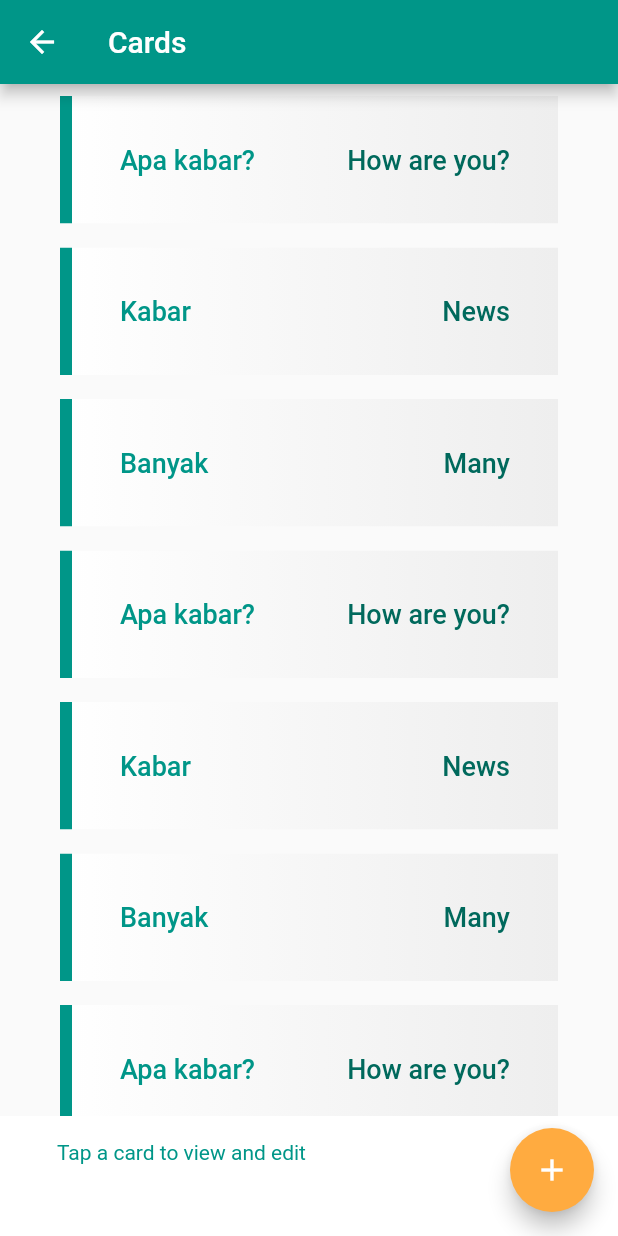
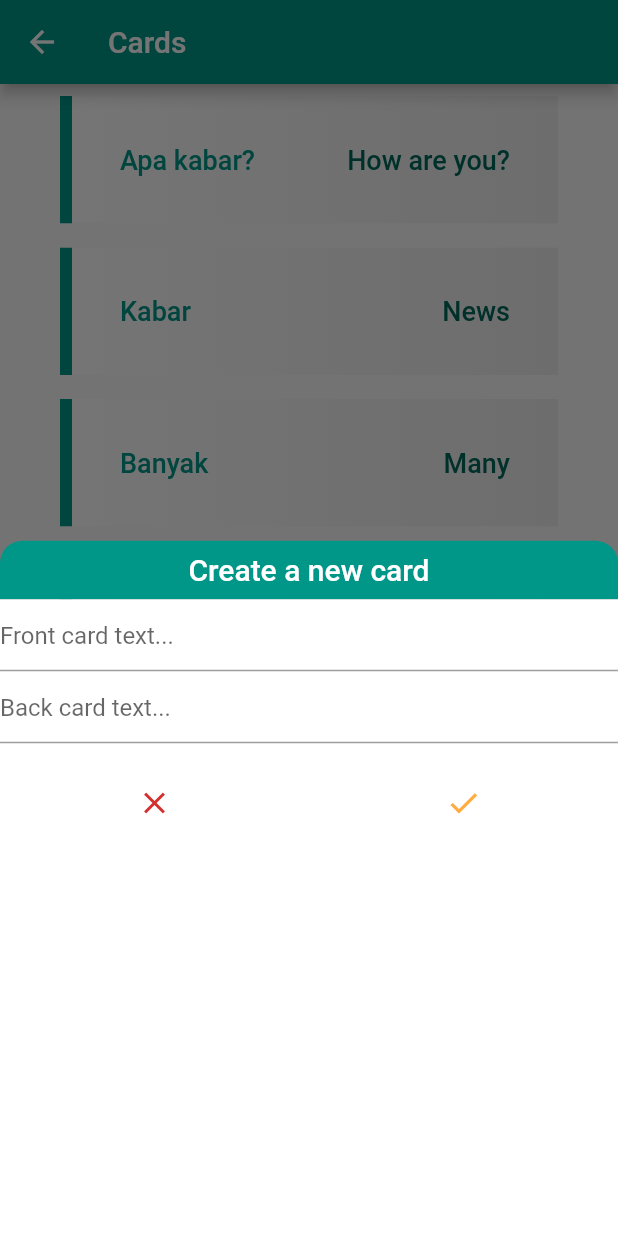
Before and after one commit to andrewreeman/Flash, a Flutter app: the CardsPage screen opened by its route, after a tap on the "add" icon, on a phone screen of 412 x 824 dp. Run offline on Flutter 3.47's test engine with Material 2 defaults, Android fonts, the phone set to English and light mode, and no system bars.

Commit message:
with create card modal bottom sheet

```diff
--- a/lib/pages/cards_page.dart
+++ b/lib/pages/cards_page.dart
@@ -77,9 +77,11 @@ class _CardsPageState extends State<CardsPage> {
                 color: Colors.white,
                 child: Padding(
                   padding: const EdgeInsets.only(left: 38, top: 16),
-                    child: Text(getBottomHelpText(), style: TextStyle(color: Theme.of(context).primaryColor),),
+                  child: Text(
+                    getBottomHelpText(),
+                    style: Theme.of(context).textTheme.bodyText1,
                   ),
-
+                ),
               ), // need to actually give this a color so that it has content
             )
           ],
@@ -90,68 +92,97 @@ class _CardsPageState extends State<CardsPage> {
             ? Theme.of(context).colorScheme.error
             : Theme.of(context).accentColor,
         child: Icon(
-          _isInHighlightMode ?  Icons.delete_forever : Icons.add,
+          _isInHighlightMode ? Icons.delete_forever : Icons.add,
           color: Colors.white,
         ),
         onPressed: () {
           if (_isInHighlightMode) {
+            askDeleteSelected(context);
+          } else {
+            showAddCard(context);
+          }
+        },
+      ),
+    );
+  }
+
+  void askDeleteSelected(BuildContext context) {
     showDialog(
         context: context,
         builder: (context) {
-                  return AlertDialog(
-                      title: Container(
-                        color: Theme.of(context).colorScheme.error,
-                        child: Center(
-                          child: Padding(
-                            padding: EdgeInsets.symmetric(vertical: 8),
-                            child: Text(
-                              'Delete',
-                              style: TextStyle(color: Colors.white),
-                            ),
-                          ),
-                        ),
-                      ),
-                      content: Text(
-                        'Delete selected cards?',
-                      ),
-                      actions: <Widget>[
-                        FlatButton(
-                          onPressed: (){
+          return DeleteDialog(
+            onPositiveButtonTapped: () {
               print("User said no");
               Navigator.of(context).pop();
               setState(() {
                 viewModel.turnOffAllHighlighted();
               });
             },
-                          child: Text("Cancel"),
-                        ),
-                        FlatButton(
-                          onPressed: (){
-                            print("User said yes");
+            onNegativeButtonTapped: () {
               Navigator.of(context).pop();
               setState(() {
                 viewModel.deleteSelectedCards();
               });
             },
-                          child: Text("Delete", style: TextStyle(color: Theme.of(context).colorScheme.error),),
-                        )
-                      ],
-                      titlePadding: EdgeInsets.zero);
+          );
         });
-          }
-          ;
-        },
-      ),
-    );
   }
 
   String getBottomHelpText() {
-    if(_isInHighlightMode) {
+    if (_isInHighlightMode) {
       return "Tap here to unselect everything";
-    }
-    else {
+    } else {
       return "Tap a card to view and edit";
     }
+  }
+
+  void showAddCard(BuildContext context) {
+    showModalBottomSheet(
+        context: context,
+        backgroundColor: Colors.transparent,
+        builder: (context) {
+          return Column(
+            crossAxisAlignment: CrossAxisAlignment.stretch,
+            children: <Widget>[
+              Container(
+                padding: EdgeInsets.symmetric(vertical: 8),
+                decoration: BoxDecoration(
+                  color: Theme.of(context).primaryColor,
+                  borderRadius: BorderRadius.only(topLeft: Radius.circular(15), topRight: Radius.circular(15))
+                ),
+                child: Text("Create a new card", textAlign: TextAlign.center, style: Theme.of(context).textTheme.headline6.copyWith(color: Colors.white),),
+              ),
+              Expanded(
+                child: Container(color: Colors.white, child: Column(children: <Widget>[
+                  TextField(
+                    decoration: InputDecoration(hintText: "Front card text..."),
+                  ),
+                  TextField(
+                    decoration: InputDecoration(hintText: "Back card text..."),
+                  ),
+                  SizedBox(height: 16,),
+                  Row(
+                    mainAxisAlignment: MainAxisAlignment.spaceAround,
+                    children: <Widget>[
+                    FlatButton(
+                      onPressed: (){
+                        print("Cancelling creation!");
+                      },
+                      child: Icon(Icons.close, color: Theme.of(context).colorScheme.error,),
+                    ),
+                    FlatButton(
+                      onPressed: () => print("Creating!"),
+                      child: Icon(
+                        Icons.check,
+                        color: Theme.of(context).accentColor,
+                      ),
+                    )
+                  ],)
+                ],)),
+              )
+            ],
+          );
+        });
   }
 }
 
@@ -302,3 +333,45 @@ class Card {
 
   Card({@required this.frontText, @required this.backText});
 }
+
+class DeleteDialog extends StatelessWidget {
+  final Function onPositiveButtonTapped;
+  final Function onNegativeButtonTapped;
+
+  const DeleteDialog(
+      {this.onPositiveButtonTapped, this.onNegativeButtonTapped});
+
+  @override
+  Widget build(BuildContext context) {
+    return AlertDialog(
+        title: Container(
+          color: Theme.of(context).colorScheme.error,
+          child: Center(
+            child: Padding(
+              padding: EdgeInsets.symmetric(vertical: 8),
+              child: Text(
+                'Delete',
+                style: TextStyle(color: Colors.white),
+              ),
+            ),
+          ),
+        ),
+        content: Text(
+          'Delete selected cards?',
+        ),
+        actions: <Widget>[
+          FlatButton(
+            onPressed: onPositiveButtonTapped,
+            child: Text("Cancel"),
+          ),
+          FlatButton(
+            onPressed: onNegativeButtonTapped,
+            child: Text(
+              "Delete",
+              style: TextStyle(color: Theme.of(context).colorScheme.error),
+            ),
+          )
+        ],
+        titlePadding: EdgeInsets.zero);
+  }
+}
```
Lines whose indentation alone changed are shown as unchanged.
